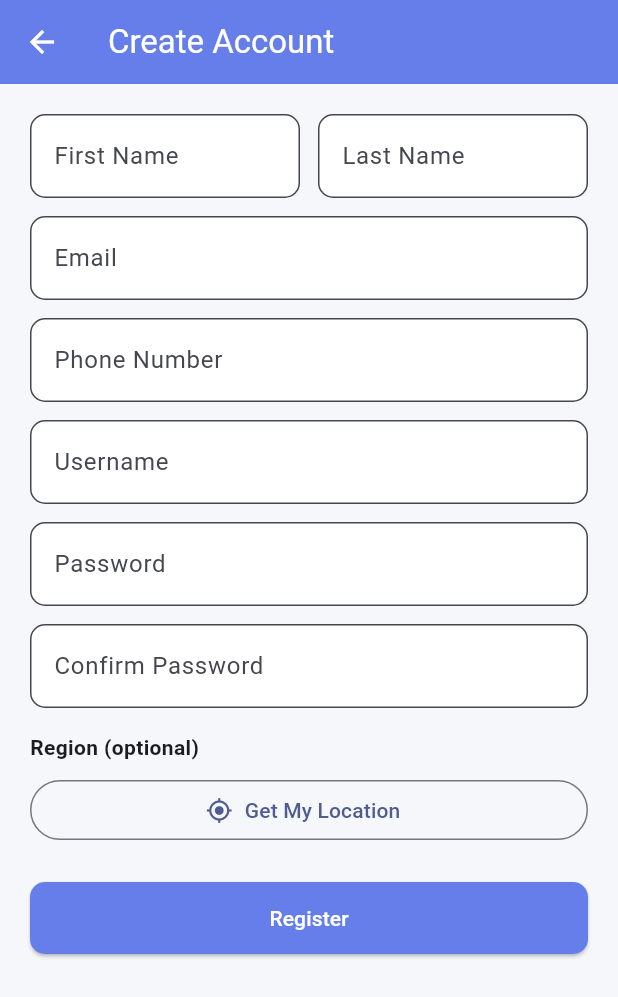
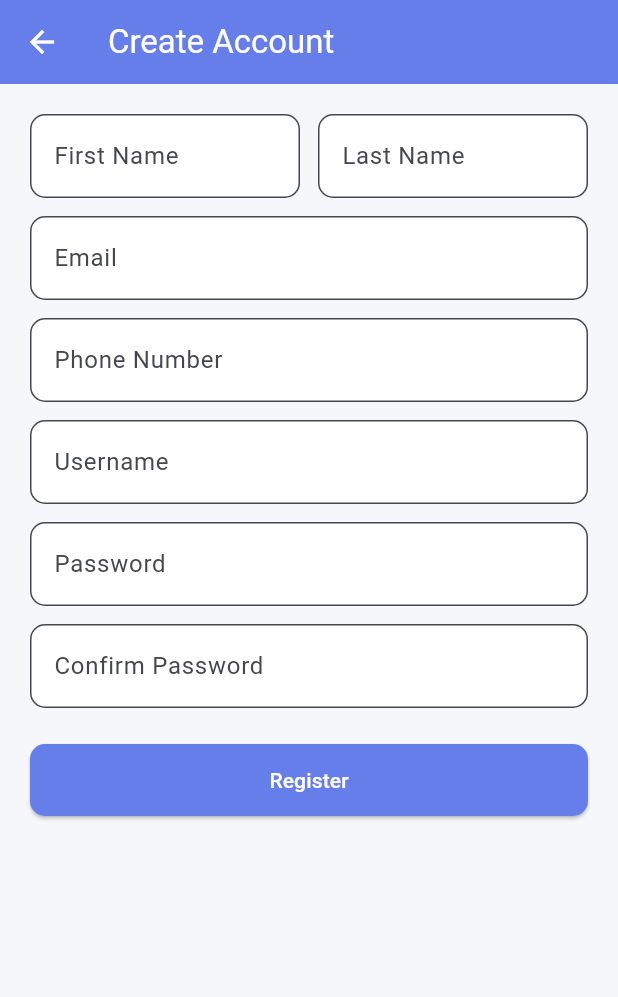
Before and after one commit to Eliot1001/land-_dispute_system, a Flutter app: the screen it shows after launch, after a tap on "Login", after a tap on "Don't have an account? Register", on a phone screen of 412 x 824 dp. Shown: the top 997 px of the screen. Run offline on Flutter 3.47's test engine with Material 3 defaults, Android fonts, the light colour scheme and no system bars; our stand-ins replace file_picker, firebase_core, flutter_map, geolocator, latlong2, shared_preferences; accounts and stored records are empty.

Commit message:
Add citizen forgot-password flow and remove location detection from registration
Mobile side of the email-based password reset: new ForgotPasswordScreen
(request code by username+email, then confirm code + new password),
linked from the login screen. Registration no longer detects/sends a
region via device location - that button and its state are removed.

Also wires up Firebase (firebase_core/firebase_auth packages, Gradle
plugin, google-services.json) for a future Firebase Auth migration
that was evaluated but not adopted yet - currently unused, initialized
at startup only.

```diff
--- a/mobile/lib/main.dart
+++ b/mobile/lib/main.dart
@@ -1,8 +1,13 @@
+import 'package:firebase_core/firebase_core.dart';
 import 'package:flutter/material.dart';
 import 'screens/splash_screen.dart';
 import 'theme.dart';
 
-void main() {
+void main() async {
+  WidgetsFlutterBinding.ensureInitialized();
+  // No FirebaseOptions passed - on Android this reads configuration from
+  // android/app/google-services.json automatically at build time.
+  await Firebase.initializeApp();
   runApp(const LandDisputeCitizenApp());
 }
 
--- a/mobile/lib/screens/login_screen.dart
+++ b/mobile/lib/screens/login_screen.dart
@@ -2,6 +2,7 @@ import 'package:flutter/material.dart';
 import '../services/api_service.dart';
 import '../theme.dart';
 import 'dashboard_screen.dart';
+import 'forgot_password_screen.dart';
 import 'register_screen.dart';
 
 class LoginScreen extends StatefulWidget {
@@ -107,6 +108,11 @@ class _LoginScreenState extends State<LoginScreen> {
                             Navigator.of(context).push(MaterialPageRoute(builder: (_) => const RegisterScreen())),
                         child: const Text("Don't have an account? Register"),
                       ),
+                      TextButton(
+                        onPressed: () => Navigator.of(context)
+                            .push(MaterialPageRoute(builder: (_) => const ForgotPasswordScreen())),
+                        child: const Text('Forgot Password?'),
+                      ),
                     ],
                   ),
                 ),
--- a/mobile/lib/screens/register_screen.dart
+++ b/mobile/lib/screens/register_screen.dart
@@ -1,8 +1,5 @@
 import 'package:flutter/material.dart';
 import '../services/api_service.dart';
-import '../services/geocode_service.dart';
-import '../services/location_service.dart';
-import '../theme.dart';
 import 'dashboard_screen.dart';
 
 class RegisterScreen extends StatefulWidget {
@@ -21,26 +18,8 @@ class _RegisterScreenState extends State<RegisterScreen> {
   final _passwordController = TextEditingController();
   final _passwordConfirmController = TextEditingController();
 
-  String _detectedRegion = '';
-  bool _detectingLocation = false;
   bool _loading = false;
   String? _error;
-
-  Future<void> _getMyLocation() async {
-    setState(() {
-      _detectingLocation = true;
-      _error = null;
-    });
-    try {
-      final position = await LocationService.getBestLocation();
-      final region = await GeocodeService.reverseGeocode(position.latitude, position.longitude);
-      setState(() => _detectedRegion = region);
-    } catch (e) {
-      setState(() => _error = e.toString());
-    } finally {
-      if (mounted) setState(() => _detectingLocation = false);
-    }
-  }
 
   Future<void> _register() async {
     if (_passwordController.text != _passwordConfirmController.text) {
@@ -71,7 +50,6 @@ class _RegisterScreenState extends State<RegisterScreen> {
         phone: _phoneController.text.trim(),
         username: _usernameController.text.trim(),
         password: _passwordController.text,
-        region: _detectedRegion,
       );
       if (!mounted) return;
       Navigator.of(context).pushReplacement(MaterialPageRoute(builder: (_) => const DashboardScreen()));
@@ -157,20 +135,6 @@ class _RegisterScreenState extends State<RegisterScreen> {
               obscureText: true,
               decoration: const InputDecoration(labelText: 'Confirm Password'),
             ),
-            const SizedBox(height: 16),
-            const Text('Region (optional)', style: TextStyle(fontWeight: FontWeight.w600)),
-            const SizedBox(height: 8),
-            OutlinedButton.icon(
-              onPressed: _detectingLocation ? null : _getMyLocation,
-              icon: _detectingLocation
-                  ? const SizedBox(height: 16, width: 16, child: CircularProgressIndicator(strokeWidth: 2))
-                  : const Icon(Icons.my_location),
-              label: Text(_detectingLocation ? 'Detecting...' : 'Get My Location'),
-            ),
-            if (_detectedRegion.isNotEmpty) ...[
-              const SizedBox(height: 8),
-              Text(_detectedRegion, style: const TextStyle(color: AppColors.secondary, fontWeight: FontWeight.w600)),
-            ],
             const SizedBox(height: 24),
             ElevatedButton(
               onPressed: _loading ? null : _register,
--- a/mobile/lib/services/api_service.dart
+++ b/mobile/lib/services/api_service.dart
@@ -104,6 +104,35 @@ class ApiService {
     return CitizenProfile.fromJson(data['profile']);
   }
 
+  static Future<void> requestPasswordResetCode({
+    required String username,
+    required String email,
+  }) async {
+    final response = await http.post(
+      Uri.parse('$baseUrl/auth/forgot-password/request/'),
+      body: {'username': username, 'email': email},
+    );
+    _decode(response);
+  }
+
+  static Future<void> confirmPasswordReset({
+    required String username,
+    required String code,
+    required String newPassword,
+    required String newPasswordConfirm,
+  }) async {
+    final response = await http.post(
+      Uri.parse('$baseUrl/auth/forgot-password/confirm/'),
+      body: {
+        'username': username,
+        'code': code,
+        'new_password': newPassword,
+        'new_password_confirm': newPasswordConfirm,
+      },
+    );
+    _decode(response);
+  }
+
   static Future<void> logout() async {
     await _loadToken();
     try {
--- a/mobile/pubspec.yaml
+++ b/mobile/pubspec.yaml
@@ -43,6 +43,8 @@ dependencies:
   flutter_map: ^8.3.0
   latlong2: ^0.9.1
   intl: ^0.20.3
+  firebase_core: ^3.8.0
+  firebase_auth: ^5.3.3
 
 dev_dependencies:
   flutter_test:
```
Also changed, not shown: mobile/lib/screens/forgot_password_screen.dart (added, +204 -0 lines), mobile/pubspec.lock, 3 other files.
